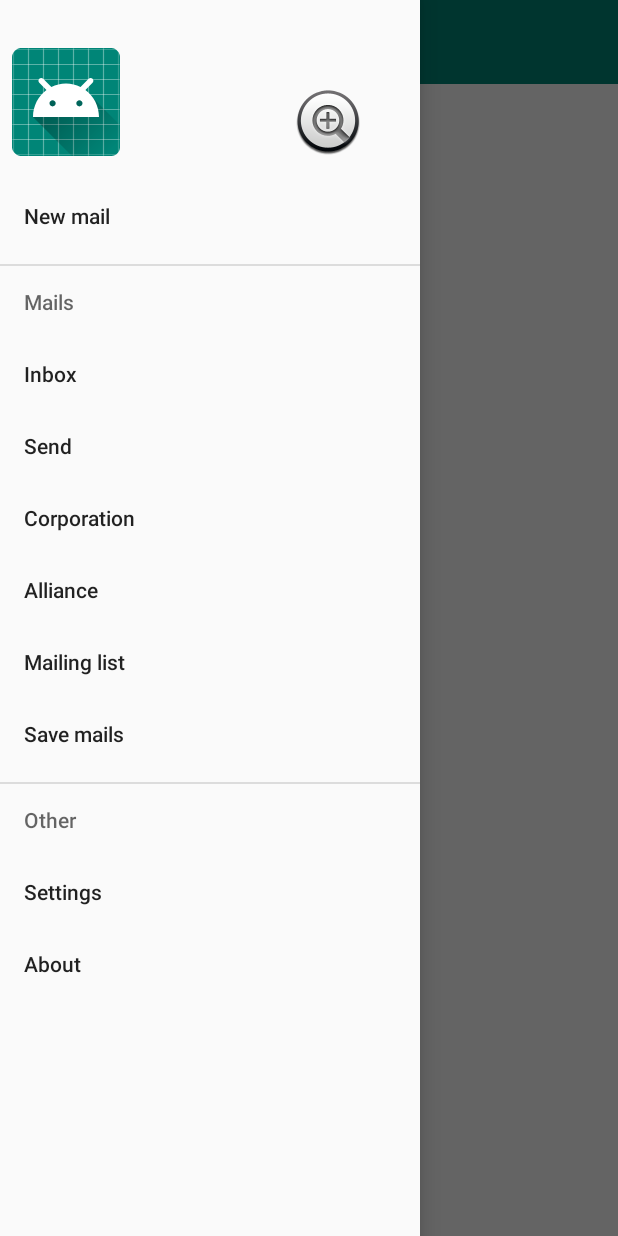
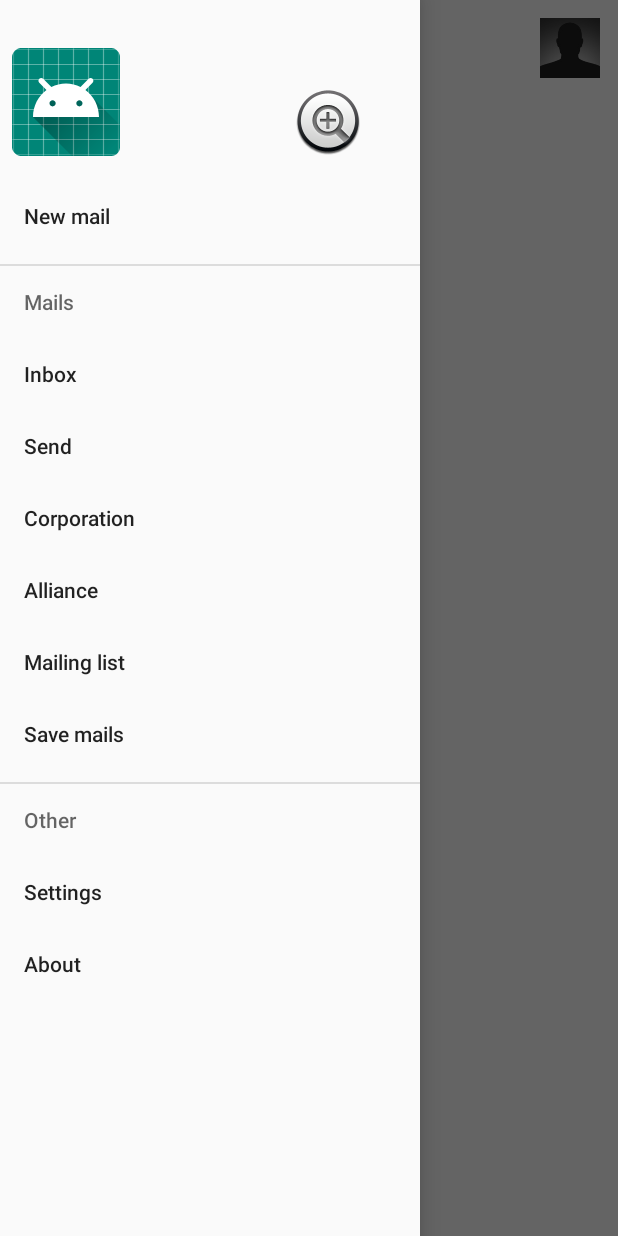
Before and after one commit to nsmapp/-DEPRECATED-MailClientForEVEOnline, an Android app: the AllianceFragment screen opened through its navigation route, with the side drawer open, on a phone screen of 412 x 824 dp. Run offline under Robolectric (Android 15) with nearby library versions, the phone set to English and light mode, and no system bars; our stand-ins replace Picasso, navigation-ui; pictures from the network do not load.

Commit message:
add choice character dialog menu change toolbar

```diff
--- a/app/src/main/java/by/nepravskysm/mailclientforeveonline/presentation/main/MainActivity.kt
+++ b/app/src/main/java/by/nepravskysm/mailclientforeveonline/presentation/main/MainActivity.kt
@@ -5,22 +5,22 @@ import android.content.Intent
 import android.net.Uri
 import androidx.appcompat.app.AppCompatActivity
 import android.os.Bundle
-import android.util.Log
+import android.view.Gravity
 import android.view.View
 import androidx.lifecycle.Observer
 import androidx.navigation.NavController
 import androidx.navigation.findNavController
 import androidx.navigation.ui.AppBarConfiguration
 import androidx.navigation.ui.navigateUp
-import androidx.navigation.ui.setupActionBarWithNavController
 import androidx.navigation.ui.setupWithNavController
-import by.nepravskysm.mailclientforeveonline.R
 import by.nepravskysm.rest.api.createAuthUrl
 import com.squareup.picasso.Picasso
 import kotlinx.android.synthetic.main.activity_main.*
 import kotlinx.android.synthetic.main.drawer_header.view.*
 import org.koin.android.viewmodel.ext.android.viewModel
-
+import by.nepravskysm.mailclientforeveonline.R
+import by.nepravskysm.mailclientforeveonline.presentation.main.dialog.CharacterListDialog
+import kotlinx.android.synthetic.main.activity_main.view.*
 
 
 class MainActivity : AppCompatActivity() {
@@ -29,6 +29,7 @@ class MainActivity : AppCompatActivity() {
 
     private lateinit var navHeader: View
     private lateinit var navigationController: NavController
+    private val characterListDialog = CharacterListDialog()
 
     private val progresBarObserver = Observer<Boolean>{
         if(it){showProgresBar()
@@ -40,6 +41,9 @@ class MainActivity : AppCompatActivity() {
         Picasso.get()
             .load("https://imageserver.eveonline.com/Character/${id}_128.jpg")
             .into(navHeader.rootView.characterPhoto)
+        Picasso.get()
+            .load("https://imageserver.eveonline.com/Character/${id}_128.jpg")
+            .into(navHeader.rootView.activeCharacter)
         }
 
 
@@ -49,10 +53,13 @@ class MainActivity : AppCompatActivity() {
         super.onCreate(savedInstanceState)
         setContentView(R.layout.activity_main)
 
+
         navHeader = navigationView.getHeaderView(0)
         navigationController = findNavController(R.id.hostFragment)
 
-        setSupportActionBar(toolBar)
+        initOnClickListner()
+
+//        setSupportActionBar(toolBar)
 
         appBarConfiguration = AppBarConfiguration(
             setOf(
@@ -67,7 +74,7 @@ class MainActivity : AppCompatActivity() {
                 R.id.aboutFragment),
             drawerLayout)
 
-        setupActionBarWithNavController(navigationController, appBarConfiguration)
+//        setupActionBarWithNavController(navigationController, appBarConfiguration)
         navigationView.setupWithNavController(navigationController)
 
         checkAuthCode()
@@ -77,17 +84,10 @@ class MainActivity : AppCompatActivity() {
         vModel.characterName.observe(this, nameObserver)
         vModel.characterId.observe(this, characterIdObserver)
 
-        navHeader.rootView.addCharacter.setOnClickListener {
-            startBrowser()
 
-        }
-
+//        if(supportActionBar != null){supportActionBar?.hide()}
         vModel.isVisibilityProgressBar.observe(this, progresBarObserver)
 
-//        vModel.synchroHeaderEvent.observer(this, Observer {
-//
-//            Log.d("logde----->", "synchroHeaderEvent) Completed")
-//        })
     }
 
     override fun onSupportNavigateUp(): Boolean {
@@ -112,6 +112,21 @@ class MainActivity : AppCompatActivity() {
 
     }
 
+    private fun initOnClickListner(){
+        navHeader.addCharacter.setOnClickListener {
+            startBrowser()
+        }
+
+        navMenu.setOnClickListener {
+            drawerLayout.openDrawer(Gravity.LEFT)
+        }
+
+        activeCharacter.setOnClickListener {
+            characterListDialog.show(supportFragmentManager, "characterList")
+        }
+
+    }
+
     private fun showProgresBar(){
         progressBar.visibility = View.VISIBLE
     }
--- a/app/src/main/java/by/nepravskysm/mailclientforeveonline/presentation/main/fragments/newmail/dialog/AddNameDialog.kt
+++ b/app/src/main/java/by/nepravskysm/mailclientforeveonline/presentation/main/dialog/AddNameDialog.kt
@@ -1,4 +1,4 @@
-package by.nepravskysm.mailclientforeveonline.presentation.main.fragments.newmail.dialog
+package by.nepravskysm.mailclientforeveonline.presentation.main.dialog
 
 import android.os.Bundle
 import android.view.LayoutInflater
--- a/app/src/main/java/by/nepravskysm/mailclientforeveonline/presentation/main/fragments/newmail/NewMailFragment.kt
+++ b/app/src/main/java/by/nepravskysm/mailclientforeveonline/presentation/main/fragments/newmail/NewMailFragment.kt
@@ -8,7 +8,7 @@ import androidx.core.widget.doOnTextChanged
 import androidx.fragment.app.Fragment
 import by.nepravskysm.domain.utils.*
 import by.nepravskysm.mailclientforeveonline.R
-import by.nepravskysm.mailclientforeveonline.presentation.main.fragments.newmail.dialog.AddNameDialog
+import by.nepravskysm.mailclientforeveonline.presentation.main.dialog.AddNameDialog
 import by.nepravskysm.mailclientforeveonline.utils.pastHtmlTextToMailBody
 import kotlinx.android.synthetic.main.fragment_new_mail.*
 import kotlinx.android.synthetic.main.fragment_new_mail.view.*
@@ -19,7 +19,8 @@ class NewMailFragment :Fragment(), AddNameDialog.ConfirmNameListener{
     val fViewModel: NewMailViewModel by viewModel()
 
 
-    var addNameDialog = AddNameDialog()
+    var addNameDialog =
+        AddNameDialog()
 
 
     override fun onCreateView(
--- a/app/src/main/res/layout/activity_main.xml
+++ b/app/src/main/res/layout/activity_main.xml
@@ -15,15 +15,6 @@
             android:layout_height="match_parent"
             tools:context=".presentation.main.MainActivity">
 
-        <androidx.appcompat.widget.Toolbar
-                android:id="@+id/toolBar"
-                android:layout_width="match_parent"
-                android:layout_height="wrap_content"
-                android:background="?attr/colorPrimary"
-                app:layout_constraintEnd_toEndOf="parent"
-                app:layout_constraintStart_toStartOf="parent"
-                app:layout_constraintTop_toTopOf="parent" />
-
         <fragment
                 android:id="@+id/hostFragment"
                 android:name="androidx.navigation.fragment.NavHostFragment"
@@ -34,8 +25,7 @@
                 app:layout_constraintEnd_toEndOf="parent"
                 app:layout_constraintHorizontal_bias="0.0"
                 app:layout_constraintStart_toStartOf="parent"
-                app:layout_constraintTop_toBottomOf="@+id/toolBar"
-                app:layout_constraintVertical_bias="1.0"
+                app:layout_constraintTop_toBottomOf="@+id/constraintLayout"
                 app:navGraph="@navigation/navigation" />
 
         <ProgressBar
@@ -48,6 +38,41 @@
                 app:layout_constraintStart_toStartOf="parent"
                 app:layout_constraintTop_toTopOf="@+id/hostFragment"
                 app:layout_constraintVertical_bias="0.19999999" />
+
+        <androidx.constraintlayout.widget.ConstraintLayout
+                android:id="@+id/constraintLayout"
+                android:layout_width="match_parent"
+                android:layout_height="wrap_content"
+                android:layout_marginStart="8dp"
+                android:layout_marginTop="8dp"
+                android:layout_marginEnd="8dp"
+                app:layout_constraintEnd_toEndOf="parent"
+                app:layout_constraintStart_toStartOf="parent"
+                app:layout_constraintTop_toTopOf="parent">
+
+            <ImageView
+                    android:id="@+id/activeCharacter"
+                    android:layout_width="40dp"
+                    android:layout_height="40dp"
+                    android:layout_marginTop="4dp"
+                    android:layout_marginEnd="4dp"
+                    android:layout_marginBottom="4dp"
+                    app:layout_constraintBottom_toBottomOf="parent"
+                    app:layout_constraintEnd_toEndOf="parent"
+                    app:layout_constraintTop_toTopOf="parent"
+                    app:srcCompat="@drawable/no_login_avatar" />
+
+            <ImageView
+                    android:id="@+id/navMenu"
+                    android:layout_width="40dp"
+                    android:layout_height="40dp"
+                    android:layout_marginStart="4dp"
+                    android:layout_marginTop="4dp"
+                    app:layout_constraintBottom_toBottomOf="parent"
+                    app:layout_constraintStart_toStartOf="parent"
+                    app:layout_constraintTop_toTopOf="parent"
+                    app:srcCompat="@mipmap/icon_menu" />
+        </androidx.constraintlayout.widget.ConstraintLayout>
 
     </androidx.constraintlayout.widget.ConstraintLayout>
 
--- a/app/src/main/res/layout/activity_settings.xml
+++ b/app/src/main/res/layout/activity_settings.xml
@@ -4,6 +4,4 @@
         xmlns:tools="http://schemas.android.com/tools"
         android:layout_width="match_parent"
         android:layout_height="match_parent"
-        tools:context=".presentation.settings.SettingsActivity">
-
-</androidx.constraintlayout.widget.ConstraintLayout>
+        tools:context=".presentation.settings.SettingsActivity"/>
--- /dev/null
+++ b/app/src/main/res/mipmap-xhdpi/icon_menu.xml
@@ -0,0 +1,18 @@
+<vector android:height="49dp" android:viewportHeight="170.07874"
+        android:viewportWidth="170.07874" android:width="48dp"
+        xmlns:android="http://schemas.android.com/apk/res/android">
+
+
+    <path android:fillAlpha="1" android:fillType="evenOdd"
+          android:pathData="m19.708,58.31c43.298,-1.341 86.596,-1.405 129.893,0 3.221,-5.432 3.738,-10.781 0,-16.002 -43.191,1.608 -86.492,1.561 -129.893,0 -1.928,4.245 -3.763,8.543 0,16.002z"
+          android:strokeAlpha="1" android:strokeColor="#000000"
+          android:strokeLineCap="butt" android:strokeLineJoin="round" android:strokeWidth="2"/>
+    <path android:fillAlpha="1" android:fillType="evenOdd"
+          android:pathData="m19.832,94.419c43.298,-1.341 86.596,-1.405 129.893,0 3.221,-5.432 3.738,-10.781 0,-16.002 -43.191,1.608 -86.492,1.561 -129.893,0 -1.928,4.245 -3.763,8.543 0,16.002z"
+          android:strokeAlpha="1" android:strokeColor="#000000"
+          android:strokeLineCap="butt" android:strokeLineJoin="round" android:strokeWidth="2"/>
+    <path android:fillAlpha="1" android:fillType="evenOdd"
+          android:pathData="m22.333,131.853c43.298,-1.341 86.596,-1.405 129.893,0 3.221,-5.432 3.738,-10.781 0,-16.002 -43.191,1.608 -86.492,1.561 -129.893,0 -1.928,4.245 -3.763,8.543 0,16.002z"
+          android:strokeAlpha="1" android:strokeColor="#000000"
+          android:strokeLineCap="butt" android:strokeLineJoin="round" android:strokeWidth="2"/>
+</vector>
--- /dev/null
+++ b/app/src/main/res/values/dimen.xml
@@ -0,0 +1,4 @@
+<?xml version="1.0" encoding="utf-8"?>
+<resources>
+    <dimen name="image_rectangle_48">48dp</dimen>
+</resources>
```
Also changed, not shown: app/src/main/java/by/nepravskysm/mailclientforeveonline/presentation/main/dialog/CharacterListDialog.kt (added, +87 -0 lines), app/src/main/res/layout/fragment_empty.xml (added, +16 -0 lines), app/src/main/res/menu/menu_characters.xml (added, +10 -0 lines), app/src/main/res/drawable/no_login_avatar.png (added).
